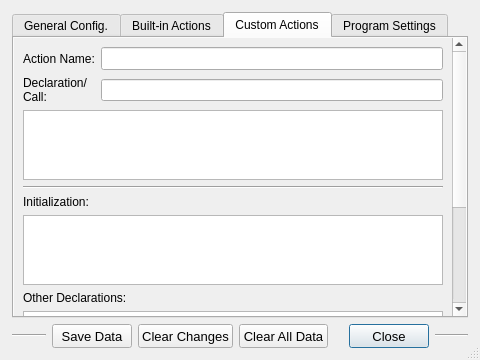
OlyCow/draw-auton, file setupwindow.ui: the form before one commit.
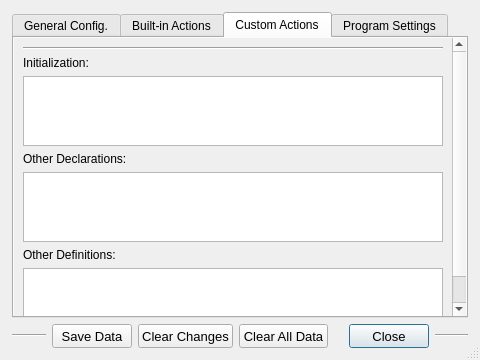
The form after the commit. The open tabs and pages were chosen to show the change. Icons and pictures are not drawn.

Commit message: New-fangled action widgets

The edit to the form file:
```diff
--- a/setupwindow.ui
+++ b/setupwindow.ui
@@ -403,75 +403,10 @@
             <x>0</x>
             <y>0</y>
             <width>433</width>
-            <height>448</height>
+            <height>309</height>
            </rect>
           </property>
           <layout class="QVBoxLayout" name="verticalLayout">
-           <item>
-            <layout class="QGridLayout" name="gridLayout_custom">
-             <item row="2" column="0" colspan="2">
-              <widget class="QTextEdit" name="textEdit_custom_define">
-               <property name="focusPolicy">
-                <enum>Qt::ClickFocus</enum>
-               </property>
-               <property name="styleSheet">
-                <string notr="true">font: 10pt &quot;Droid Sans Mono&quot;;</string>
-               </property>
-               <property name="lineWrapMode">
-                <enum>QTextEdit::NoWrap</enum>
-               </property>
-               <property name="acceptRichText">
-                <bool>false</bool>
-               </property>
-              </widget>
-             </item>
-             <item row="0" column="1">
-              <widget class="QLineEdit" name="lineEdit_custom_name">
-               <property name="font">
-                <font>
-                 <pointsize>10</pointsize>
-                 <weight>75</weight>
-                 <bold>true</bold>
-                </font>
-               </property>
-               <property name="focusPolicy">
-                <enum>Qt::ClickFocus</enum>
-               </property>
-               <property name="clearButtonEnabled">
-                <bool>true</bool>
-               </property>
-              </widget>
-             </item>
-             <item row="1" column="0">
-              <widget class="QLabel" name="label_custom_declare">
-               <property name="text">
-                <string>Declaration/
-Call:</string>
-               </property>
-              </widget>
-             </item>
-             <item row="0" column="0">
-              <widget class="QLabel" name="label_custom_name">
-               <property name="text">
-                <string>Action Name:</string>
-               </property>
-              </widget>
-             </item>
-             <item row="1" column="1">
-              <widget class="QLineEdit" name="lineEdit_custom_declare">
-               <property name="focusPolicy">
-                <enum>Qt::ClickFocus</enum>
-               </property>
-               <property name="styleSheet">
-                <string notr="true">font: 10pt &quot;Droid Sans Mono&quot;;</string>
-               </property>
-               <property name="clearButtonEnabled">
-                <bool>true</bool>
-               </property>
-              </widget>
-             </item>
-            </layout>
-           </item>
            <item>
             <widget class="Line" name="line_custom">
              <property name="orientation">
```
The commit also changes 6 other files.
